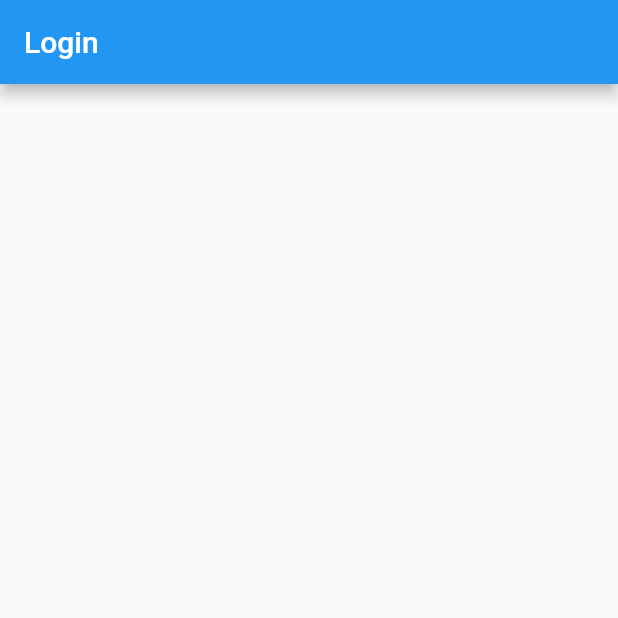
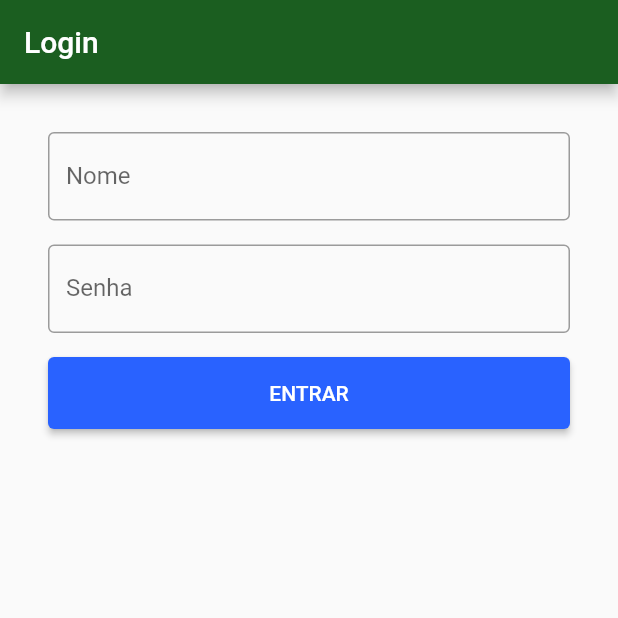
Before and after one commit to moville-hack-group-1/mobile, a Flutter app: the screen it shows after launch, on a phone screen of 412 x 824 dp, the top half of it. Run offline on Flutter 3.47's test engine with Material 2 defaults, Android fonts, the phone set to English and light mode, and no system bars; our stand-ins replace fluttertoast, sqflite; missing offline and left inert: http_interceptor; accounts and stored records are empty.

Commit message:
Add fields for login, validation and go to welcome screen

```diff
--- a/lib/main.dart
+++ b/lib/main.dart
@@ -1,18 +1,22 @@
-import 'package:educanacao/http/webclient.dart';
 import 'package:educanacao/screens/login.dart';
 import 'package:flutter/material.dart';
-import 'package:http/http.dart';
 
 void main() {
-  runApp(MyApp());
-  get(BASE_URL).then((response) => print(response.body));
+  runApp(EducaNacaoApp());
 }
 
-class MyApp extends StatelessWidget {
+class EducaNacaoApp extends StatelessWidget {
   // This widget is the root of your application.
   @override
   Widget build(BuildContext context) {
     return MaterialApp(
+      theme: ThemeData(
+          primaryColor: Colors.green[900],
+          accentColor: Colors.blueAccent[700],
+          buttonTheme: ButtonThemeData(
+            buttonColor: Colors.blueAccent[700],
+            textTheme: ButtonTextTheme.primary,
+          )),
       home: Login(),
     );
   }
--- a/lib/screens/login.dart
+++ b/lib/screens/login.dart
@@ -1,12 +1,57 @@
+import 'package:educanacao/components/toast.dart';
+import 'package:educanacao/screens/welcome.dart';
 import 'package:flutter/material.dart';
 
 class Login extends StatelessWidget {
+  final TextEditingController _nameController = TextEditingController();
+  final TextEditingController _passwordController = TextEditingController();
+
   @override
   Widget build(BuildContext context) {
     return Scaffold(
       appBar: AppBar(
         title: Text('Login'),
       ),
+      body: Padding(
+        padding: const EdgeInsets.all(32.0),
+        child: Column(children: <Widget>[
+          TextField(
+              controller: _nameController,
+              decoration: InputDecoration(
+                  border: OutlineInputBorder(), labelText: 'Nome'),
+              style: TextStyle(fontSize: 16.0)),
+          Padding(
+            padding: const EdgeInsets.only(top: 16.0),
+            child: TextField(
+                controller: _passwordController,
+                obscureText: true,
+                decoration: InputDecoration(
+                    border: OutlineInputBorder(), labelText: 'Senha'),
+                style: TextStyle(fontSize: 16.0)),
+          ),
+          Padding(
+            padding: const EdgeInsets.only(top: 16.0),
+            child: SizedBox(
+              height: 48.0,
+              width: double.maxFinite,
+              child: RaisedButton(
+                child: Text('ENTRAR'),
+                onPressed: () {
+                  final String name = _nameController.text;
+                  final String password = _passwordController.text;
+                  if (name.isNotEmpty && password.isNotEmpty) {
+                    Navigator.of(context).push(
+                        MaterialPageRoute(builder: (context) => Welcome()));
+//                    _dao.save(newContact).then((id) => Navigator.pop(context));
+                  } else {
+                    showToast("Digite os campos corretamente!");
+                  }
+                },
+              ),
+            ),
+          )
+        ]),
+      ),
     );
   }
 }
--- a/pubspec.yaml
+++ b/pubspec.yaml
@@ -19,8 +19,12 @@ environment:
 dependencies:
   flutter:
     sdk: flutter
+  sqflite:
+  path:
   http:
   http_interceptor:
+  fluttertoast:
+
 
   # The following adds the Cupertino Icons font to your application.
   # Use with the CupertinoIcons class for iOS style icons.
```
Also changed, not shown: lib/components/toast.dart (added, +13 -0 lines), lib/database/app_database.dart (added, +12 -0 lines), lib/screens/welcome.dart (added, +12 -0 lines), pubspec.lock, 4 other files.
